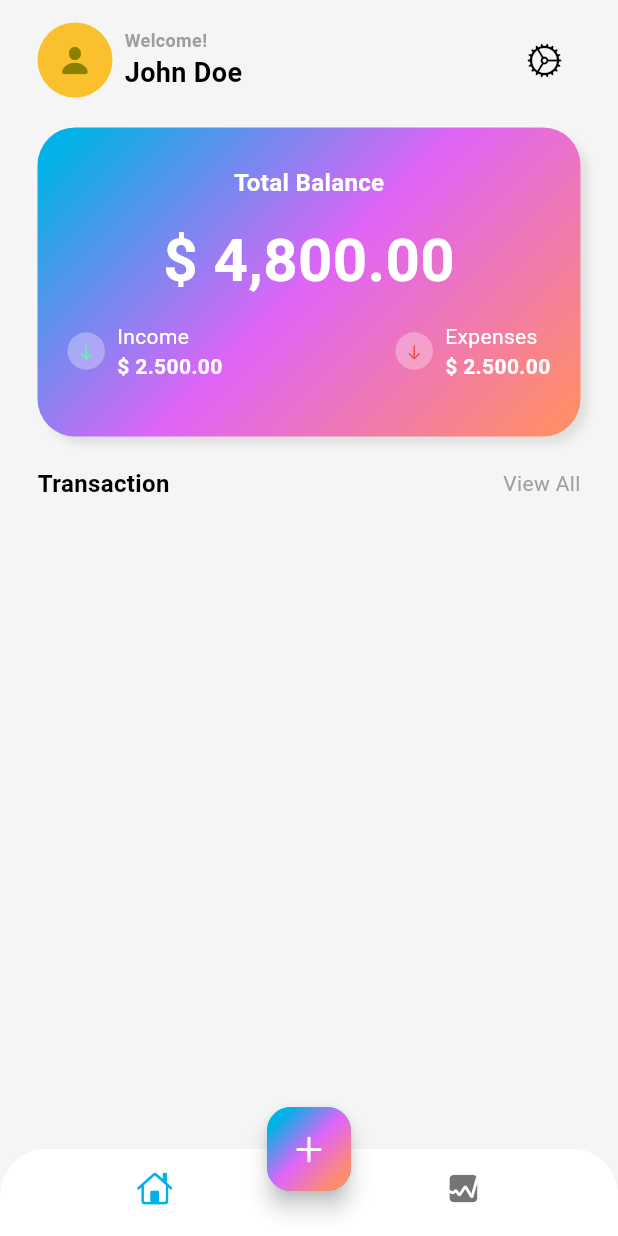
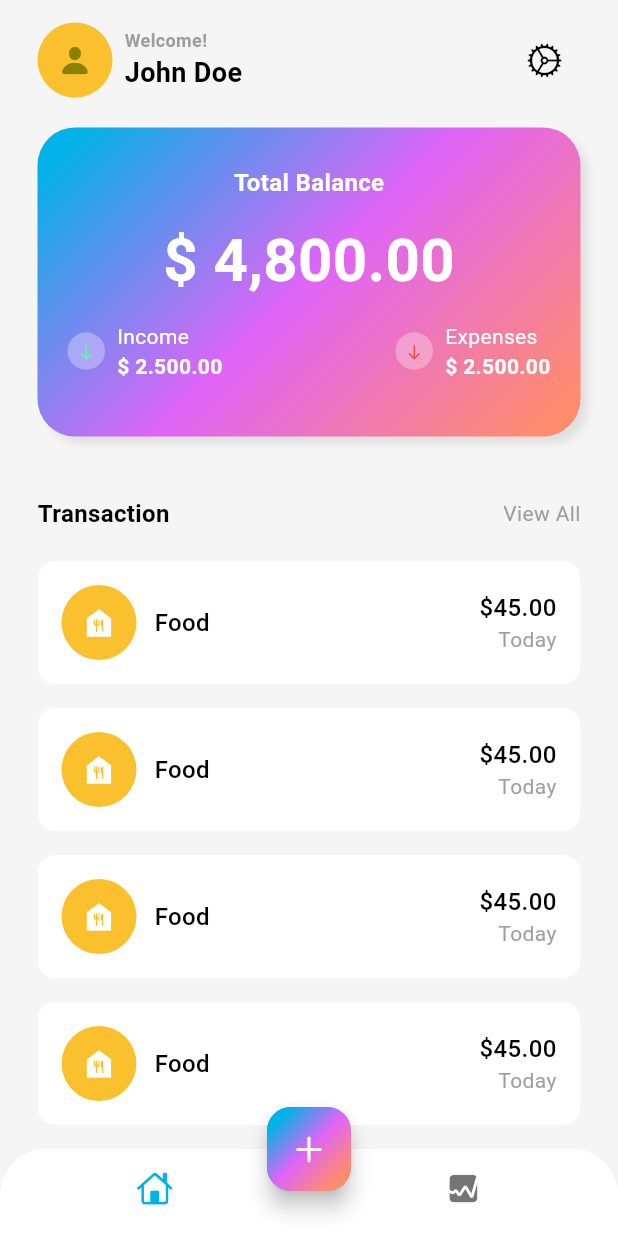
Before and after one commit to Fatma-kabil/MoneyNest, a Flutter app: the screen it shows after launch, on a phone screen of 412 x 824 dp. Run offline on Flutter 3.47's test engine with Material 3 defaults, Android fonts, the phone set to English and light mode, and no system bars.

Commit message:
create transaction items

```diff
--- a/lib/app_style.dart
+++ b/lib/app_style.dart
@@ -35,5 +35,11 @@ class AppStyles {
     color: Colors.white,
     fontWeight: FontWeight.w600,
   );
+
+  static const TextStyle textMeduim16 = TextStyle(
+    fontSize: 16,
+    color: Colors.white,
+    fontWeight: FontWeight.w500,
+  );
   // زودي أي استايلات تانية تحتاجيها هنا
 }
--- a/lib/app_view.dart
+++ b/lib/app_view.dart
@@ -1,7 +1,7 @@
 
 import 'package:flutter/material.dart';
 import 'package:money_nest/constants.dart';
-import 'package:money_nest/features/home/views/home_view.dart';
+import 'package:money_nest/features/home/presentation/views/home_view.dart';
 
 class MoneyNest extends StatelessWidget {
   const MoneyNest({super.key});
--- a/lib/features/home/views/home_view.dart
+++ b/lib/features/home/presentation/views/home_view.dart
@@ -2,7 +2,7 @@ import 'dart:math';
 
 import 'package:flutter/cupertino.dart';
 import 'package:flutter/material.dart';
-import 'package:money_nest/features/home/views/widgets/home_view_body.dart';
+import 'package:money_nest/features/home/presentation/views/widgets/home_view_body.dart';
 
 class HomeView extends StatelessWidget {
   const HomeView({super.key});
--- /dev/null
+++ b/lib/features/home/presentation/views/widgets/home_view_body.dart
@@ -0,0 +1,50 @@
+import 'package:flutter/material.dart';
+import 'package:money_nest/features/home/presentation/views/widgets/total_balance_card.dart';
+import 'package:money_nest/features/home/presentation/views/widgets/transaction_item.dart';
+import 'package:money_nest/features/home/presentation/views/widgets/usr_info_header.dart';
+import 'package:money_nest/features/home/presentation/views/widgets/transaction_header.dart';
+
+class HomeViewBody extends StatelessWidget {
+  const HomeViewBody({super.key});
+
+  @override
+  Widget build(BuildContext context) {
+    return SafeArea(
+      child: Padding(
+        padding: const EdgeInsets.symmetric(horizontal: 25.0, vertical: 15),
+        child: Column(
+          children: [
+            const UserInfoHeader(),
+            const SizedBox(height: 20),
+            const TotalBalanceCard(),
+            const SizedBox(height: 40),
+            TransactionHeader(
+              onViewAllTap: () {
+                // Handle view all action
+              },
+            ),
+            const SizedBox(height: 20),
+            Expanded(
+              child: ListView.builder(
+                itemCount: 6,
+                itemBuilder: (context, int i) {
+                  return Padding(
+                    padding: const EdgeInsets.only(bottom: 16.0),
+                    child: TransactionItem(
+                      title: 'Food',
+                      amount: '\$45.00',
+                      date: 'Today',
+                      icon: Icons.food_bank,
+                      color: Colors.yellow[700]!,
+                    ),
+                  );
+                },
+              ),
+            ),
+            // Add more widgets here...
+          ],
+        ),
+      ),
+    );
+  }
+}
--- a/lib/features/home/views/widgets/total_balance_card.dart
+++ b/lib/features/home/presentation/views/widgets/total_balance_card.dart
@@ -2,7 +2,7 @@ import 'dart:math';
 import 'package:flutter/cupertino.dart';
 import 'package:flutter/material.dart';
 import 'package:money_nest/app_style.dart';
-import 'package:money_nest/features/home/views/widgets/income_expenses_colum.dart';
+import 'package:money_nest/features/home/presentation/views/widgets/income_expenses_colum.dart';
 
 class TotalBalanceCard extends StatelessWidget {
   const TotalBalanceCard({super.key});
--- a/lib/features/home/views/widgets/transaction_header.dart
+++ b/lib/features/home/presentation/views/widgets/transaction_header.dart
@@ -23,7 +23,7 @@ class TransactionHeader extends StatelessWidget {
           onTap: onViewAllTap,
           child: Text(
             'View All',
-            style: AppStyles.incomeExpenseValue.copyWith(
+            style: AppStyles.incomeExpense.copyWith(
               color: Theme.of(context).colorScheme.outline,
               fontWeight: FontWeight.w400,
             ),
--- /dev/null
+++ b/lib/features/home/presentation/views/widgets/transaction_item.dart
@@ -0,0 +1,77 @@
+// features/home/presentation/views/widgets/transaction_item.dart
+
+import 'package:flutter/material.dart';
+import 'package:money_nest/app_style.dart';
+
+class TransactionItem extends StatelessWidget {
+  const TransactionItem({
+    super.key,
+    required this.title,
+    required this.amount,
+    required this.date,
+    required this.icon,
+    required this.color,
+  });
+
+  final String title;
+  final String amount;
+  final String date;
+  final IconData icon;
+  final Color color;
+
+  @override
+  Widget build(BuildContext context) {
+    return Container(
+      decoration: BoxDecoration(
+        color: Colors.white,
+        borderRadius: BorderRadius.circular(12),
+      ),
+      child: Padding(
+        padding: const EdgeInsets.all(16.0),
+        child: Row(
+          children: [
+            Stack(
+              alignment: Alignment.center,
+              children: [
+                Container(
+                  width: 50,
+                  height: 50,
+                  decoration: BoxDecoration(
+                    color: color,
+                    shape: BoxShape.circle,
+                  ),
+                ),
+                Icon(icon, color: Colors.white),
+              ],
+            ),
+            const SizedBox(width: 12),
+            Text(
+              title,
+              style: AppStyles.textMeduim16.copyWith(
+                color: Theme.of(context).colorScheme.onSurface,
+              ),
+            ),
+            const Spacer(),
+            Column(
+              crossAxisAlignment: CrossAxisAlignment.end,
+              children: [
+                Text(
+                  amount,
+                  style: AppStyles.textMeduim16.copyWith(
+                    color: Theme.of(context).colorScheme.onSurface,
+                  ),
+                ),
+                Text(
+                  date,
+                  style: AppStyles.incomeExpense.copyWith(
+                    color: Theme.of(context).colorScheme.outline,
+                  ),
+                ),
+              ],
+            ),
+          ],
+        ),
+      ),
+    );
+  }
+}
--- a/lib/features/home/views/widgets/home_view_body.dart
+++ /dev/null
@@ -1,32 +0,0 @@
-import 'package:flutter/material.dart';
-import 'package:money_nest/features/home/views/widgets/total_balance_card.dart';
-import 'package:money_nest/features/home/views/widgets/usr_info_header.dart';
-import 'package:money_nest/features/home/views/widgets/transaction_header.dart';
-
-class HomeViewBody extends StatelessWidget {
-  const HomeViewBody({super.key});
-
-  @override
-  Widget build(BuildContext context) {
-    return SafeArea(
-      child: Padding(
-        padding: const EdgeInsets.symmetric(horizontal: 25.0, vertical: 15),
-        child: Column(
-          children: [
-            const UserInfoHeader(),
-            const SizedBox(height: 20),
-            const TotalBalanceCard(),
-            const SizedBox(height: 20),
-            TransactionHeader(
-              onViewAllTap: () {
-                // Handle view all action
-              },
-            ),
-            const SizedBox(height: 20),
-            // Add more widgets here...
-          ],
-        ),
-      ),
-    );
-  }
-}
```
Also changed, not shown: lib/features/home/presentation/views/widgets/income_expenses_colum.dart (renamed from lib/features/home/views/widgets/income_expenses_colum.dart), lib/features/home/presentation/views/widgets/profile_avatar.dart (renamed from lib/features/home/views/widgets/profile_avatar.dart), lib/features/home/presentation/views/widgets/usr_info_header.dart (renamed from lib/features/home/views/widgets/usr_info_header.dart).
